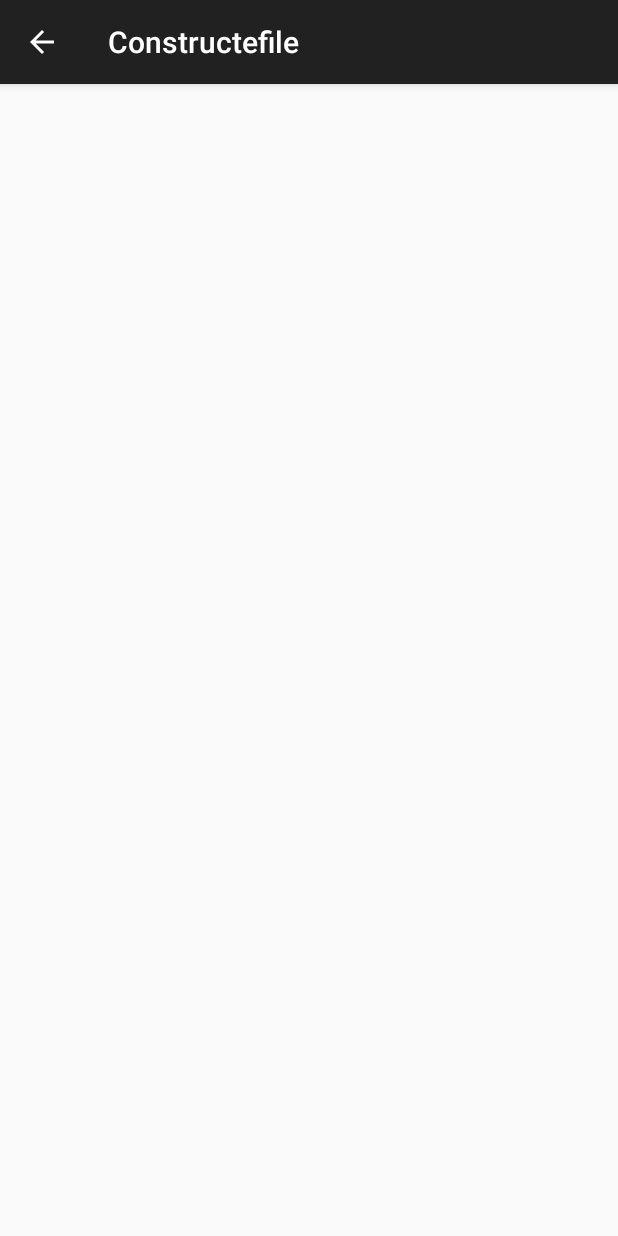
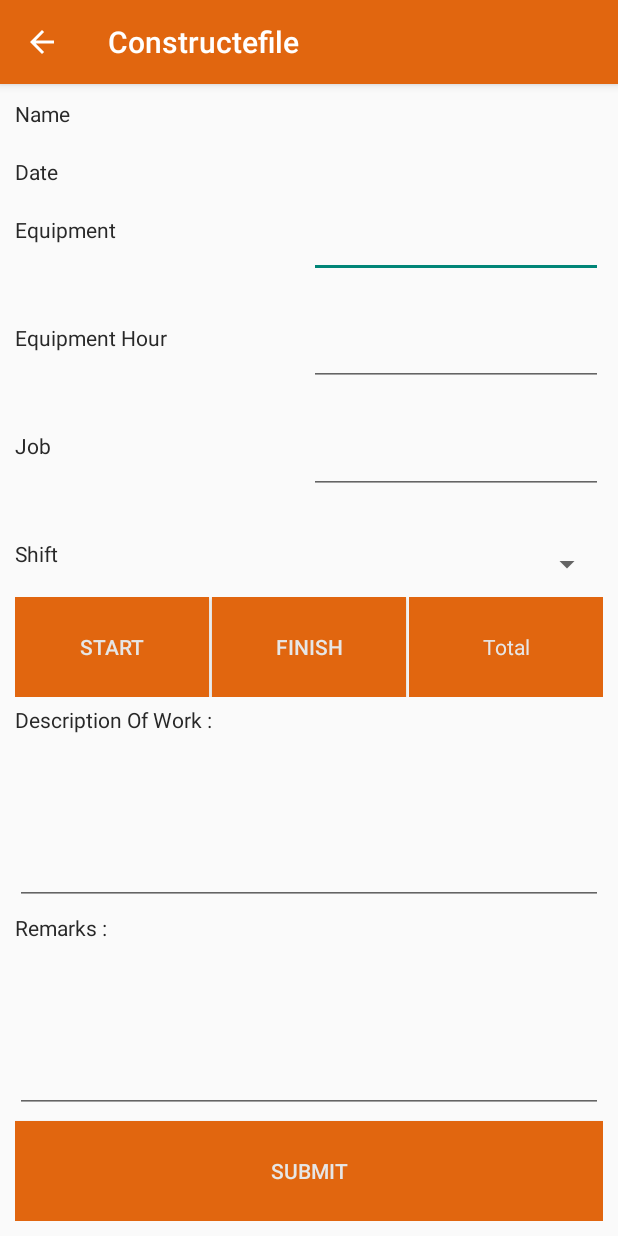
Before and after one commit to hassan963/DemoConstract, an Android app: the TimeSheet screen opened directly, with no data from a screen before it, on a phone screen of 412 x 824 dp. Run offline under Robolectric (Android 15) with nearby library versions, the phone set to English and light mode, and no system bars.

Commit message:
menu added and working properly

```diff
--- a/app/src/main/AndroidManifest.xml
+++ b/app/src/main/AndroidManifest.xml
@@ -4,7 +4,7 @@
 
     <uses-permission android:name="android.permission.INTERNET" />
     <uses-permission android:name="android.permission.READ_PHONE_STATE" />
-    <uses-permission android:name="android.permission.WRITE_EXTERNAL_STORAGE"/>
+    <uses-permission android:name="android.permission.WRITE_EXTERNAL_STORAGE" />
 
     <application
         android:name=".app.AppController"
@@ -43,17 +43,16 @@
                 android:name="android.support.PARENT_ACTIVITY"
                 android:value="com.constructefile.democonstract.Activity.CategoryActivity" />
         </activity>
-        <activity android:name=".Activity.MainMenu"
-            android:theme="@style/AppTheme.NoActionBar">
-        </activity>
-        <activity android:name=".Activity.TimeSheet" ></activity>
-        <activity android:name=".Activity.Excavator"></activity>
-        <activity android:name=".Activity.Injury_Report_Activity"></activity>
         <activity
-            android:theme="@style/AppThemeSigm"
+            android:name=".Activity.MainMenu"
+            android:theme="@style/AppTheme.NoActionBar"></activity>
+        <activity android:name=".Activity.Excavator" />
+        <activity android:name=".Activity.Injury_Report_Activity" />
+        <activity
             android:name=".Activity.NearMiss_Activity"
-            android:label="Sign">
-        </activity>
+            android:label="Sign"
+            android:theme="@style/AppThemeSigm"></activity>
+        <activity android:name=".Activity.TimeSheet"></activity>
     </application>
 
 </manifest>
--- a/app/src/main/java/com/constructefile/democonstract/Activity/TimeSheet.java
+++ b/app/src/main/java/com/constructefile/democonstract/Activity/TimeSheet.java
@@ -1,8 +1,12 @@
 package com.constructefile.democonstract.Activity;
 
+import android.graphics.drawable.ColorDrawable;
+import android.os.Build;
 import android.support.v7.app.AppCompatActivity;
 import android.os.Bundle;
 import android.view.MenuItem;
+import android.view.Window;
+import android.view.WindowManager;
 
 import com.constructefile.democonstract.R;
 
@@ -11,25 +15,26 @@
     @Override
     protected void onCreate(Bundle savedInstanceState) {
         super.onCreate(savedInstanceState);
-        setContentView(R.layout.activity_how_to);
+        setContentView(R.layout.activity_time_sheet);
         getSupportActionBar().setDisplayHomeAsUpEnabled(true);
+        getSupportActionBar().setBackgroundDrawable(new ColorDrawable(getResources()
+                .getColor(R.color.primary)));
+
+        if (Build.VERSION.SDK_INT >= Build.VERSION_CODES.LOLLIPOP) {
+            Window window = getWindow();
+            window.addFlags(WindowManager.LayoutParams.FLAG_DRAWS_SYSTEM_BAR_BACKGROUNDS);
+            window.setStatusBarColor(getResources().getColor(R.color.primary_dark));
+        }
     }
-
 
     @Override
     public boolean onOptionsItemSelected(MenuItem item) {
-        // Handle action bar item clicks here. The action bar will
-        // automatically handle clicks on the Home/Up button, so long
-        // as you specify a parent activity in AndroidManifest.xml.
+
         int id = item.getItemId();
-
-        //noinspection SimplifiableIfStatement
         if (id == android.R.id.home) {
-            // finish the activity
             onBackPressed();
             return true;
         }
-
         return super.onOptionsItemSelected(item);
     }
 }
--- /dev/null
+++ b/app/src/main/res/layout/activity_time_sheet.xml
@@ -0,0 +1,227 @@
+<?xml version="1.0" encoding="utf-8"?>
+<LinearLayout xmlns:android="http://schemas.android.com/apk/res/android"
+    android:layout_width="match_parent"
+    android:layout_height="match_parent"
+    android:orientation="vertical"
+    android:padding="10dp">
+
+    <LinearLayout
+        android:layout_width="match_parent"
+        android:layout_height="0dp"
+        android:layout_marginBottom="5dp"
+        android:layout_weight="1"
+        android:orientation="horizontal">
+
+        <TextView
+            android:layout_width="0dp"
+            android:layout_height="match_parent"
+            android:layout_gravity="left"
+            android:layout_weight="1"
+            android:text="Name"
+            android:textColor="#282828" />
+
+        <TextView
+            android:id="@+id/emp_name"
+            android:layout_width="0dp"
+            android:layout_height="match_parent"
+            android:layout_gravity="left"
+            android:layout_weight="1"
+            android:text=""
+            android:textColor="#363636" />
+    </LinearLayout>
+
+    <LinearLayout
+        android:layout_width="match_parent"
+        android:layout_height="0dp"
+        android:layout_marginBottom="5dp"
+        android:layout_weight="1"
+        android:orientation="horizontal">
+
+        <TextView
+            android:layout_width="0dp"
+            android:layout_height="match_parent"
+            android:layout_gravity="left"
+            android:layout_weight="1"
+            android:text="Date"
+            android:textColor="#282828" />
+
+        <TextView
+            android:id="@+id/date"
+            android:layout_width="0dp"
+            android:layout_height="match_parent"
+            android:layout_gravity="left"
+            android:layout_weight="1"
+            android:text=""
+            android:textColor="#363636" />
+    </LinearLayout>
+
+    <LinearLayout
+        android:layout_width="match_parent"
+        android:layout_height="0dp"
+        android:layout_marginBottom="5dp"
+        android:layout_weight="2"
+        android:orientation="horizontal">
+
+        <TextView
+            android:layout_width="0dp"
+            android:layout_height="match_parent"
+            android:layout_gravity="left"
+            android:layout_weight="1"
+            android:text="Equipment"
+            android:textColor="#282828" />
+
+        <EditText
+            android:id="@+id/eq_serial"
+            android:layout_width="0dp"
+            android:layout_height="wrap_content"
+            android:layout_weight="1"
+            android:textSize="15sp"
+            android:textColor="#282828"
+            android:inputType="number"></EditText>
+    </LinearLayout>
+
+
+    <LinearLayout
+        android:layout_width="match_parent"
+        android:layout_height="0dp"
+        android:layout_marginBottom="5dp"
+        android:layout_weight="2"
+        android:orientation="horizontal">
+
+        <TextView
+            android:layout_width="0dp"
+            android:layout_height="match_parent"
+            android:layout_gravity="left"
+            android:layout_weight="1"
+            android:text="Equipment Hour"
+            android:textColor="#282828" />
+
+        <EditText
+            android:id="@+id/eq_hour"
+            android:layout_width="0dp"
+            android:layout_height="wrap_content"
+            android:textSize="15sp"
+            android:textColor="#282828"
+            android:layout_weight="1"></EditText>
+    </LinearLayout>
+    <LinearLayout
+        android:layout_width="match_parent"
+        android:layout_height="0dp"
+        android:layout_marginBottom="5dp"
+        android:layout_weight="2"
+        android:orientation="horizontal">
+
+        <TextView
+            android:layout_width="0dp"
+            android:layout_height="match_parent"
+            android:layout_gravity="left"
+            android:layout_weight="1"
+            android:text="Job"
+            android:textColor="#282828" />
+
+        <EditText
+            android:id="@+id/job_serial"
+            android:layout_width="0dp"
+            android:layout_height="wrap_content"
+            android:layout_weight="1"
+            android:textSize="15sp"
+            android:textColor="#282828"
+            android:inputType="number"></EditText>
+    </LinearLayout>
+    <LinearLayout
+        android:layout_width="match_parent"
+        android:layout_height="0dp"
+        android:layout_marginBottom="5dp"
+        android:layout_weight="1"
+        android:orientation="horizontal">
+
+        <TextView
+            android:layout_width="0dp"
+            android:layout_height="match_parent"
+            android:layout_gravity="left"
+            android:layout_weight="1"
+            android:text="Shift"
+            android:textColor="#282828" />
+
+        <Spinner
+            android:id="@+id/emp_shift"
+            android:layout_width="0dp"
+            android:layout_height="match_parent"
+            android:layout_weight="1"></Spinner>
+    </LinearLayout>
+
+
+
+    <LinearLayout
+        android:layout_width="match_parent"
+        android:layout_height="0dp"
+        android:layout_marginBottom="5dp"
+        android:layout_weight="2"
+        android:orientation="horizontal">
+
+        <Button
+            android:id="@+id/start_time"
+            android:layout_width="0dp"
+            android:layout_height="match_parent"
+            android:layout_weight="1"
+            android:background="@color/colorPrimary"
+            android:text="Start"
+            android:textColor="#e6e6e6" />
+
+        <Button
+            android:id="@+id/end_time"
+            android:layout_width="0dp"
+            android:layout_height="match_parent"
+            android:layout_weight="1"
+            android:layout_marginLeft="2dp"
+            android:layout_marginRight="2dp"
+            android:background="@color/colorPrimary"
+            android:text="Finish"
+            android:textColor="#e6e6e6" />
+
+        <TextView
+            android:gravity="center"
+            android:id="@+id/total_time"
+            android:layout_width="0dp"
+            android:layout_height="match_parent"
+            android:layout_weight="1"
+            android:background="@color/colorPrimary"
+            android:text="Total"
+            android:textColor="#e6e6e6" />
+    </LinearLayout>
+    <TextView
+        android:layout_width="match_parent"
+        android:layout_height="0dp"
+        android:layout_weight="1"
+        android:textColor="#282828"
+        android:text="Description Of Work :"/>
+
+    <EditText
+        android:id="@+id/description_of_work"
+        android:layout_width="match_parent"
+        android:layout_height="0dp"
+        android:layout_marginBottom="5dp"
+        android:layout_weight="3"
+        android:padding="5dp" />
+
+    <TextView
+        android:layout_width="match_parent"
+        android:layout_height="0dp"
+        android:layout_weight="1"
+        android:textColor="#282828"
+        android:text="Remarks :"/>
+    <EditText
+        android:id="@+id/remarks"
+        android:layout_width="match_parent"
+        android:layout_height="0dp"
+        android:layout_marginBottom="5dp"
+        android:layout_weight="3"
+        android:padding="5dp" />
+    <Button
+        android:layout_width="match_parent"
+        android:layout_height="0dp"
+        android:layout_weight="2"
+        android:text="Submit"
+        android:background="@color/colorPrimary"
+        android:textColor="#e6e6e6"/>
+</LinearLayout>
--- a/app/src/main/res/values/strings.xml
+++ b/app/src/main/res/values/strings.xml
@@ -31,8 +31,7 @@
     <string name="title_activity_fuel_record">FuelRecordActivity</string>
 
 
-
-<!--for nav drawer navigating-->
+    <!--for nav drawer navigating-->
 
     <string name="navigation_drawer_open">Open navigation drawer</string>
     <string name="navigation_drawer_close">Close navigation drawer</string>
```
